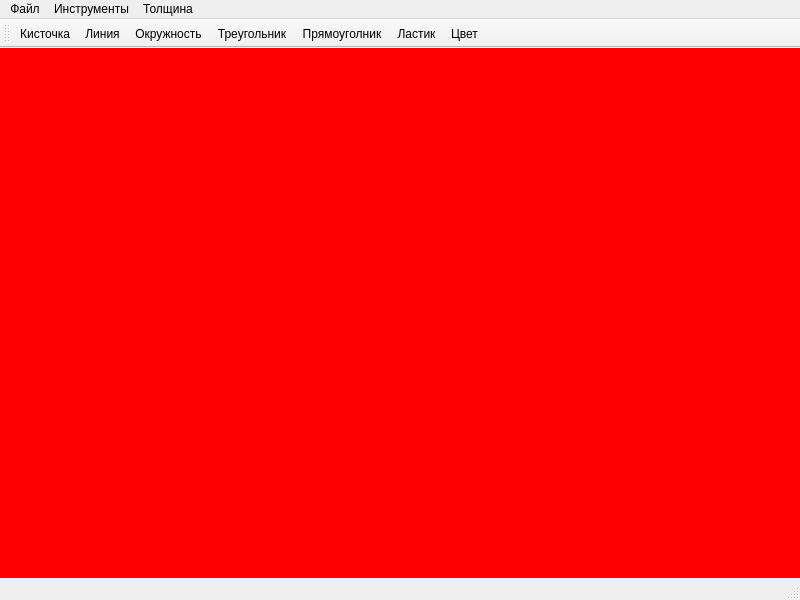
zif108/paint, file paint.ui: the form before one commit.
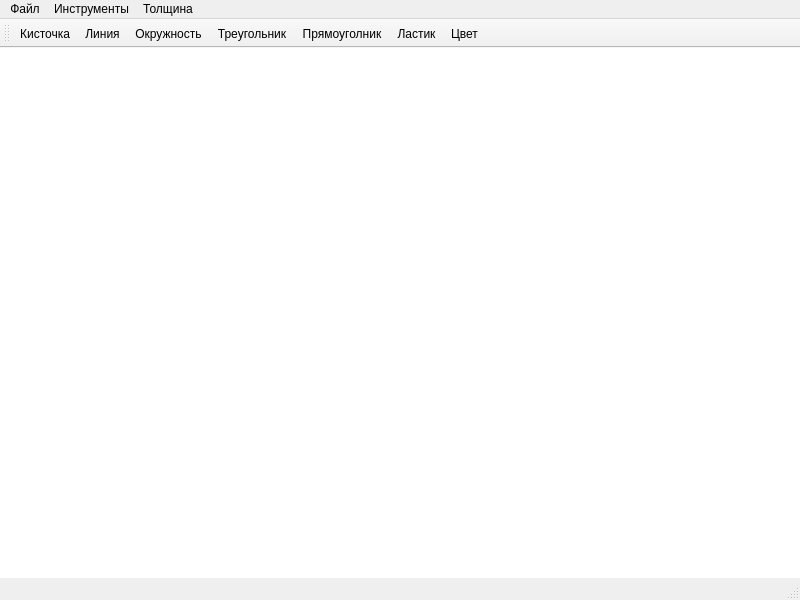
The form after the commit. Icons and pictures are not drawn.

Commit message: Закончена работа над прямоугольником, начало разработки треугольника

Diff of the .ui file:
```diff
--- a/paint.ui
+++ b/paint.ui
@@ -15,7 +15,7 @@
   </property>
   <property name="styleSheet">
    <string notr="true">#centralwidget
-{background-color: rgb(255, 0, 0);}
+{background-color: rgb(255, 255, 255);}
 </string>
   </property>
   <widget class="QWidget" name="centralwidget"/>
```
The commit also changes 1 other file.
